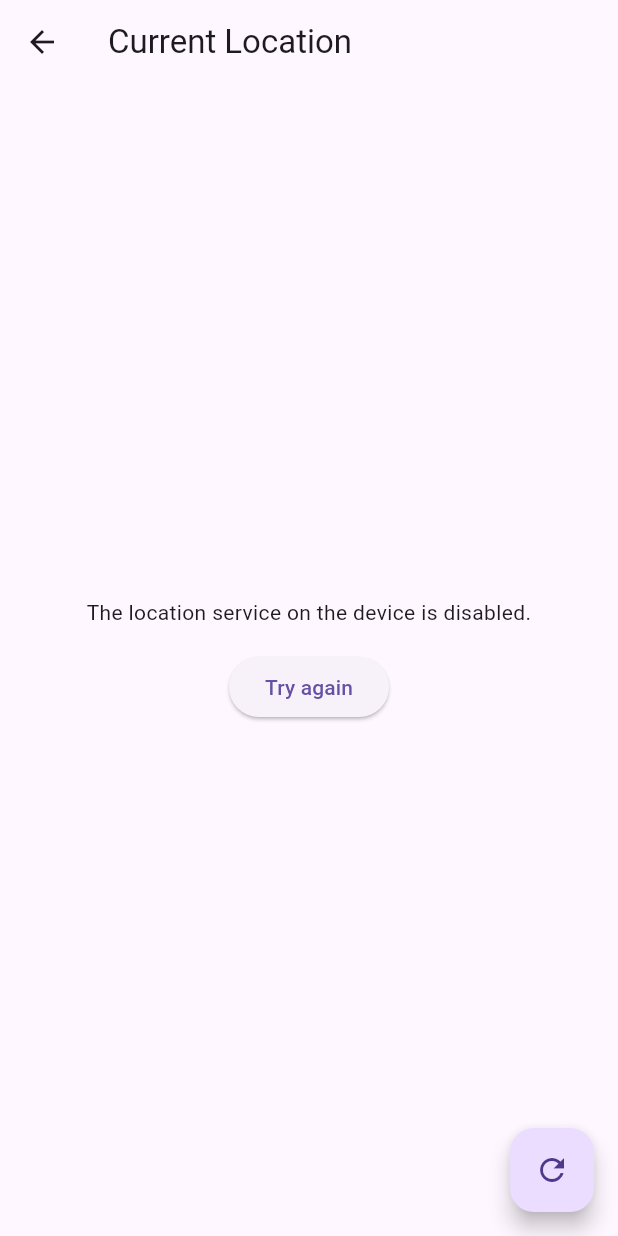
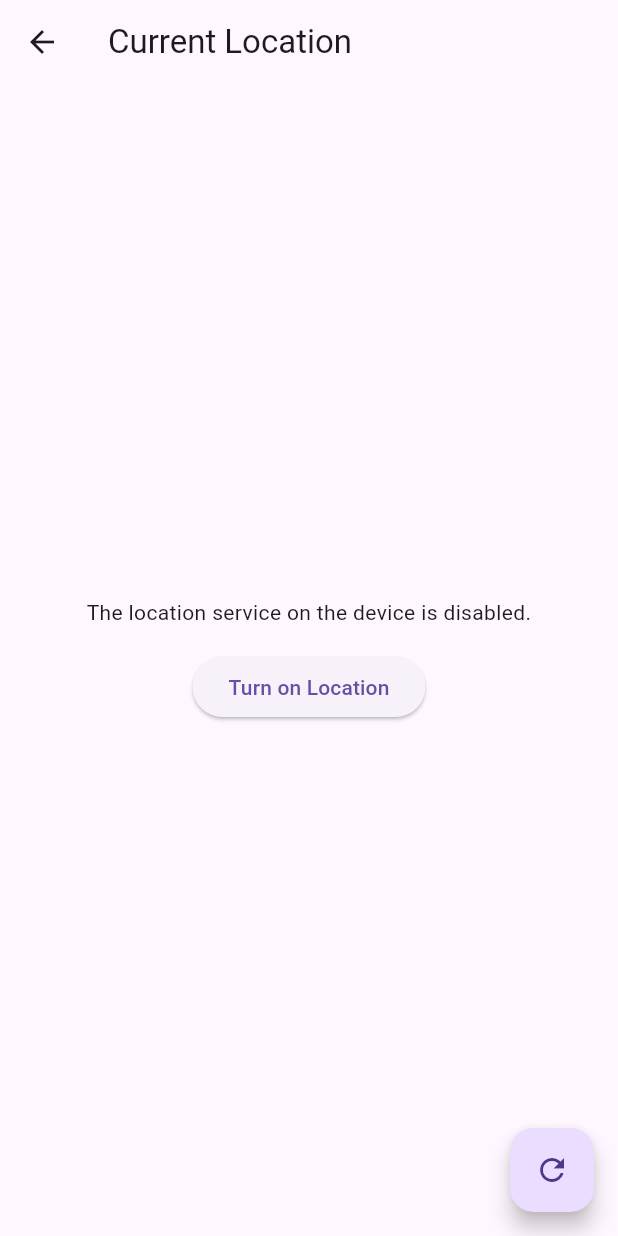
Before and after one commit to ajaymali-18/GPS-Map-Camera, a Flutter app: the screen it shows after launch, after a tap on the "location on" icon, on a phone screen of 412 x 824 dp. Run offline on Flutter 3.47's test engine with Material 3 defaults, Android fonts, the phone set to English and light mode, and no system bars; our stand-ins replace camera, flutter_map, geocoding, geolocator, latlong2, permission_handler; missing offline and left inert: saver_gallery.

Commit message:
location is display after restart app.

```diff
--- a/lib/services/location_service.dart
+++ b/lib/services/location_service.dart
@@ -25,15 +25,18 @@ class LocationService {
 
     serviceEnabled = await Geolocator.isLocationServiceEnabled();
     if (!serviceEnabled) {
-      throw Exception(
-        "Turn on Location in your device settings, then try again.",
-      );
+      throw const LocationServiceDisabledException();
     }
 
     return Geolocator.getCurrentPosition(
-      locationSettings: const LocationSettings(accuracy: LocationAccuracy.high),
+      locationSettings: const LocationSettings(
+        accuracy: LocationAccuracy.high,
+        timeLimit: Duration(seconds: 20),
+      ),
     );
   }
+
+  Future<bool> openLocationSettings() => Geolocator.openLocationSettings();
 
   /// Convert latitude & longitude to address
   Future<Placemark> getAddress(Position position) async {
--- a/lib/view/camera_screen.dart
+++ b/lib/view/camera_screen.dart
@@ -36,6 +36,7 @@ class _CameraScreenState extends State<CameraScreen> {
   bool _isInitializingCamera = false;
   bool _cameraPermissionDenied = false;
   bool _cameraPermissionPermanentlyDenied = false;
+  bool _isLocationServiceDisabled = false;
 
   @override
   void initState() {
@@ -327,23 +328,38 @@ class _CameraScreenState extends State<CameraScreen> {
   }
 
   Future<void> loadLocation() async {
-    if (mounted) setState(() => _locationError = null);
+    if (mounted) {
+      setState(() {
+        _locationError = null;
+        _isLocationServiceDisabled = false;
+      });
+    }
     try {
-      Position currentPosition = await locationService.getCurrentLocation();
-
-      Placemark currentPlacemark = await locationService.getAddress(
-        currentPosition,
-      );
+      final currentPosition = await locationService.getCurrentLocation();
 
       if (!mounted) return;
 
-      setState(() {
-        position = currentPosition;
-        placemark = currentPlacemark;
-      });
+      // Coordinates and the map do not depend on reverse geocoding. Show
+      // them immediately so a failed/slow address lookup cannot hide a valid
+      // GPS position.
+      setState(() => position = currentPosition);
+
+      try {
+        final currentPlacemark = await locationService.getAddress(
+          currentPosition,
+        );
+        if (mounted) setState(() => placemark = currentPlacemark);
+      } catch (error) {
+        debugPrint('Address lookup error: $error');
+      }
     } catch (error) {
       debugPrint('Location error: $error');
-      if (mounted) setState(() => _locationError = error.toString());
+      if (mounted) {
+        setState(() {
+          _locationError = error.toString();
+          _isLocationServiceDisabled = error is LocationServiceDisabledException;
+        });
+      }
     }
   }
 
@@ -413,7 +429,11 @@ class _CameraScreenState extends State<CameraScreen> {
 
                 children: [
                   // Small Map ------------>
-                  ClipRRect(
+                  GestureDetector(
+                    onTap: position == null && _locationError != null
+                        ? loadLocation
+                        : null,
+                    child: ClipRRect(
                       borderRadius: BorderRadius.circular(8),
                       child: SizedBox(
                         width: 100,
@@ -434,7 +454,8 @@ class _CameraScreenState extends State<CameraScreen> {
                                     position!.longitude,
                                   ),
                                   initialZoom: 14,
-                                interactionOptions: const InteractionOptions(
+                                  interactionOptions:
+                                      const InteractionOptions(
                                         flags: InteractiveFlag.none,
                                       ),
                                 ),
@@ -471,6 +492,7 @@ class _CameraScreenState extends State<CameraScreen> {
                               ),
                       ),
                     ),
+                  ),
 
                   const SizedBox(width: 12),
 
@@ -480,8 +502,34 @@ class _CameraScreenState extends State<CameraScreen> {
                       crossAxisAlignment: CrossAxisAlignment.start,
                       children: [
                         Text(
-                          "${placemark?.locality ?? '--'}, ${placemark?.administrativeArea ?? '--'}, ${placemark?.country ?? '--'} ${_countryFlag(placemark?.isoCountryCode)}",
-                          style: const TextStyle(color: Colors.white),
+                          _locationError == null
+                              ? "${placemark?.locality ?? '--'}, ${placemark?.administrativeArea ?? '--'}, ${placemark?.country ?? '--'} ${_countryFlag(placemark?.isoCountryCode)}"
+                              : _isLocationServiceDisabled
+                              ? 'Device Location is turned off'
+                              : 'Location unavailable — tap the map to retry',
+                          style: const TextStyle(
+                            color: Colors.white,
+                            fontSize: 12,
+                          ),
+                          maxLines: 2,
+                          overflow: TextOverflow.ellipsis,
+                        ),
+                        if (position == null && _locationError != null)
+                          TextButton.icon(
+                            onPressed: _isLocationServiceDisabled
+                                ? locationService.openLocationSettings
+                                : loadLocation,
+                            icon: const Icon(Icons.settings, size: 16),
+                            label: Text(
+                              _isLocationServiceDisabled
+                                  ? 'Turn on Location'
+                                  : 'Try again',
+                            ),
+                            style: TextButton.styleFrom(
+                              foregroundColor: Colors.white,
+                              padding: EdgeInsets.zero,
+                              minimumSize: const Size(0, 30),
+                            ),
                           ),
 
                         Text(
--- a/lib/view/location_screen.dart
+++ b/lib/view/location_screen.dart
@@ -18,6 +18,7 @@ class _LocationScreenState extends State<LocationScreen> {
   Placemark? _placemark;
   String? _error;
   bool _isLoading = true;
+  bool _isLocationServiceDisabled = false;
 
   @override
   void initState() {
@@ -29,17 +30,27 @@ class _LocationScreenState extends State<LocationScreen> {
     setState(() {
       _isLoading = true;
       _error = null;
+      _isLocationServiceDisabled = false;
     });
     try {
       final position = await _locationService.getCurrentLocation();
-      final placemark = await _locationService.getAddress(position);
       if (!mounted) return;
-      setState(() {
-        _position = position;
-        _placemark = placemark;
-      });
+
+      // Keep a valid GPS position even if reverse geocoding is unavailable.
+      setState(() => _position = position);
+      try {
+        final placemark = await _locationService.getAddress(position);
+        if (mounted) setState(() => _placemark = placemark);
+      } catch (_) {
+        // Coordinates remain available without an address or network access.
+      }
     } catch (error) {
-      if (mounted) setState(() => _error = error.toString());
+      if (mounted) {
+        setState(() {
+          _error = error.toString();
+          _isLocationServiceDisabled = error is LocationServiceDisabledException;
+        });
+      }
     } finally {
       if (mounted) setState(() => _isLoading = false);
     }
@@ -70,8 +81,14 @@ class _LocationScreenState extends State<LocationScreen> {
                     Text(_error!, textAlign: TextAlign.center),
                     const SizedBox(height: 16),
                     ElevatedButton(
-                      onPressed: _loadLocation,
-                      child: const Text('Try again'),
+                      onPressed: _isLocationServiceDisabled
+                          ? _locationService.openLocationSettings
+                          : _loadLocation,
+                      child: Text(
+                        _isLocationServiceDisabled
+                            ? 'Turn on Location'
+                            : 'Try again',
+                      ),
                     ),
                   ],
                 ),
```
Lines whose indentation alone changed are shown as unchanged.
